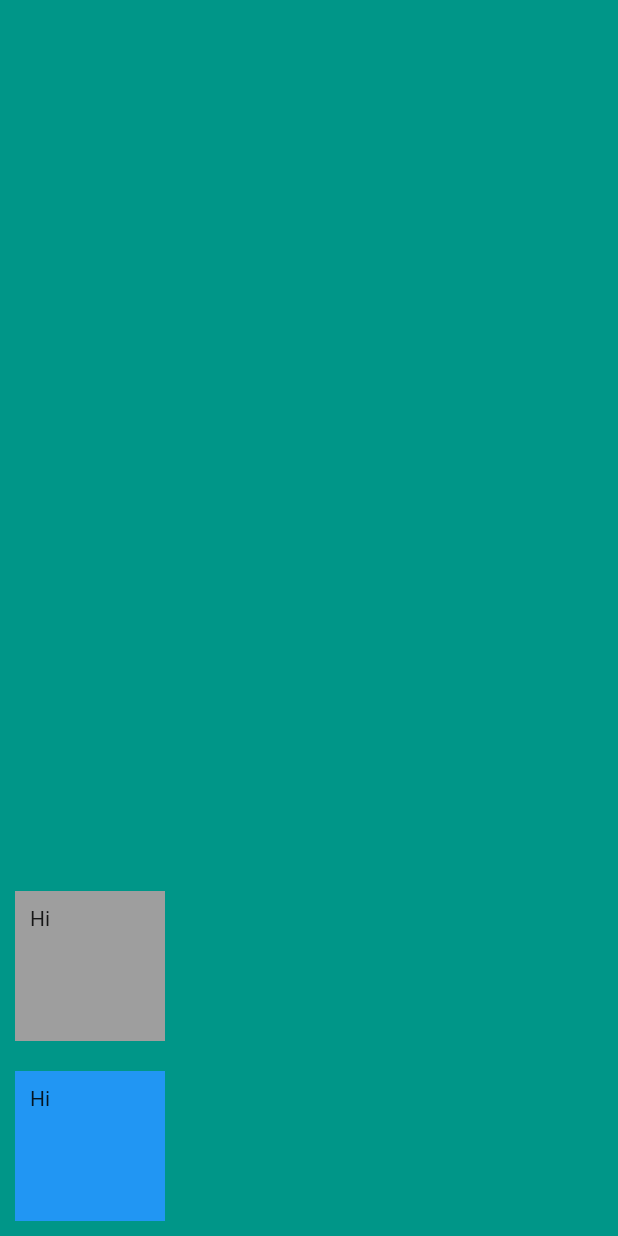
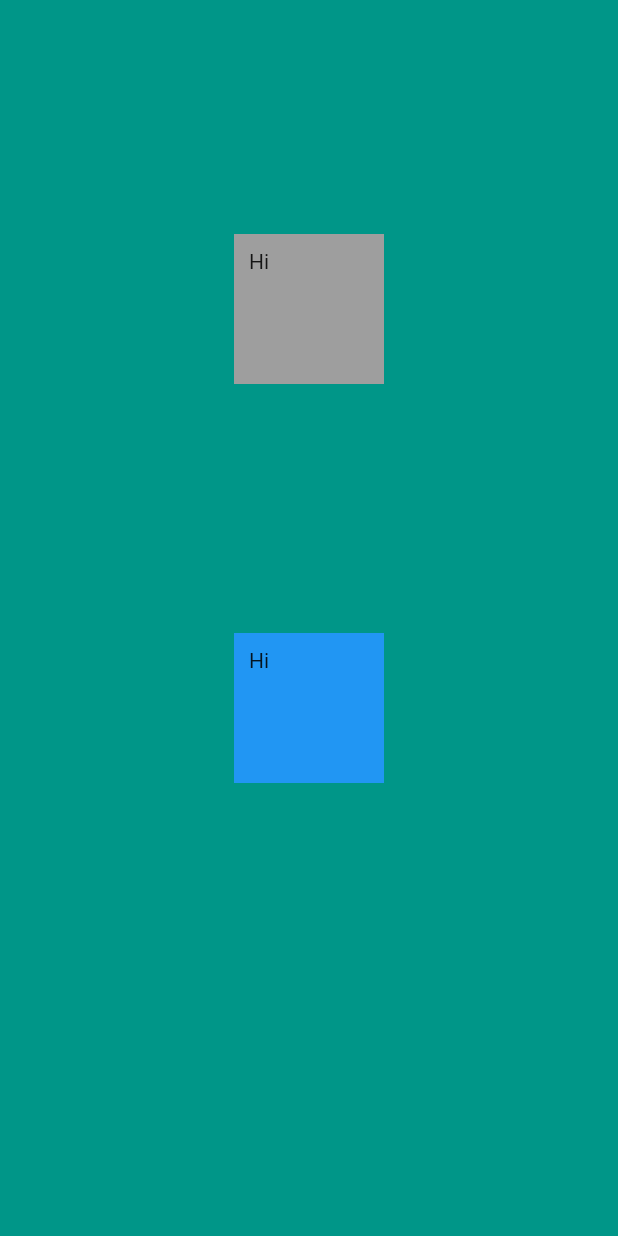
Before and after one commit to manoj1995madushanka/mi_card_flutter, a Flutter app: the screen it shows after launch, on a phone screen of 412 x 824 dp. Run offline on Flutter 3.47's test engine with Material 2 defaults, Android fonts, the phone set to English and light mode, and no system bars; missing offline and left inert: dart:ffi.

Commit message:
add invisible container

```diff
--- a/lib/main.dart
+++ b/lib/main.dart
@@ -1,3 +1,5 @@
+import 'dart:ffi';
+
 import 'package:flutter/material.dart';
 import 'package:flutter/painting.dart';
 import 'package:flutter/widgets.dart';
@@ -19,7 +21,7 @@ class MyApp extends StatelessWidget {
           child: Column(
             mainAxisSize: MainAxisSize.max, // set column size of the screen to its chaild elements total height
             verticalDirection:VerticalDirection.down , // set direction of child elements
-            mainAxisAlignment: MainAxisAlignment.end,// set position of child elements
+            mainAxisAlignment: MainAxisAlignment.spaceEvenly,// set position of child elements
             children: [
               Container(
                 color: Colors.grey,
@@ -37,6 +39,9 @@ class MyApp extends StatelessWidget {
                 padding: EdgeInsets.all(10.0),
                 child: Text('Hi'),
               ),
+              Container(
+                width: double.infinity,
+              ),
             ],
           ),
         ),
```
